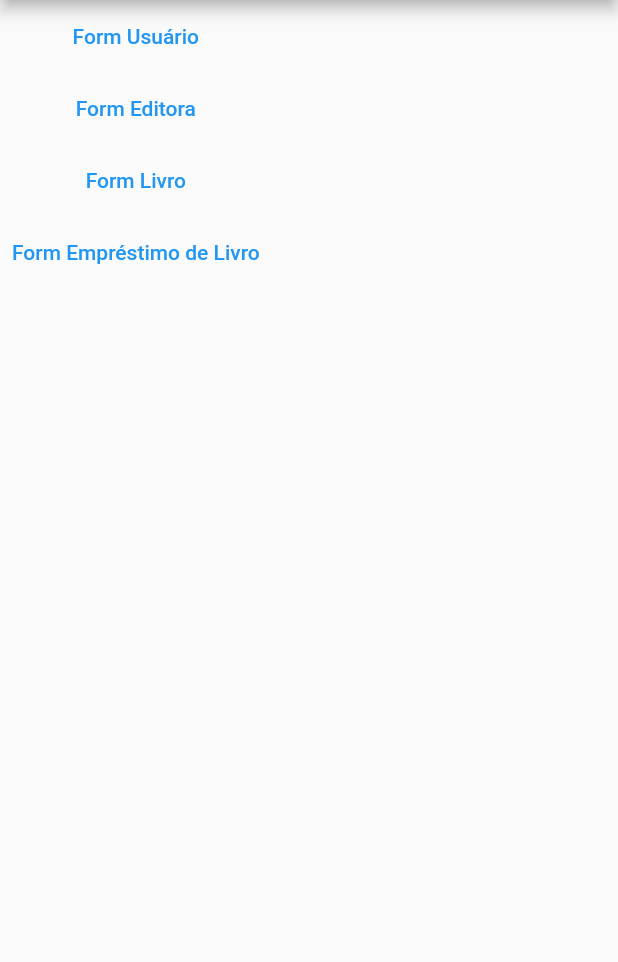
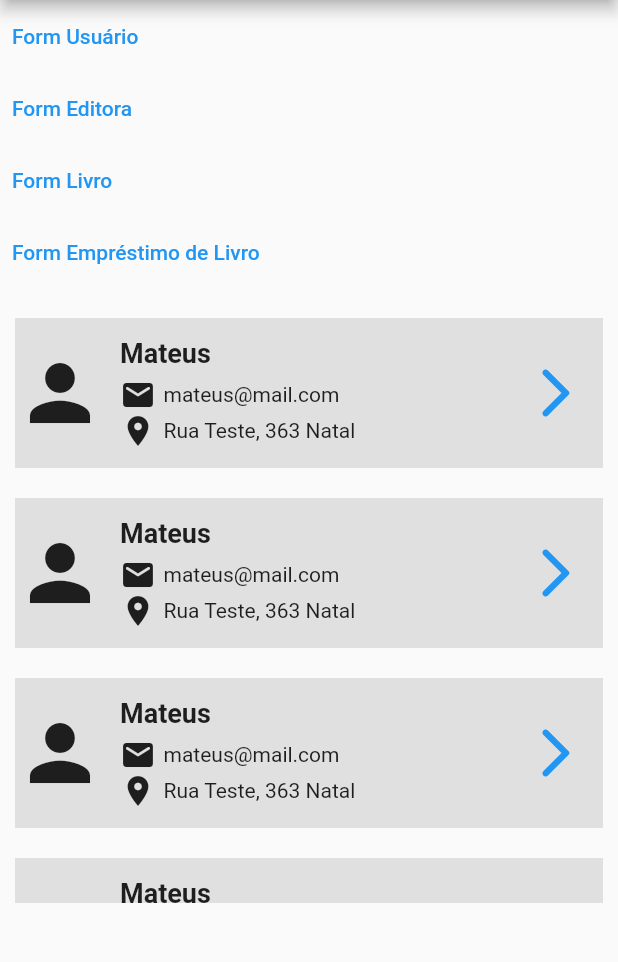
Before and after one commit to mateusmeds/locadora-livros-wda, a Flutter app: the screen it shows after launch, on a phone screen of 412 x 824 dp, the part 84-1046 px from its top. Run offline on Flutter 3.47's test engine with Material 2 defaults, Android fonts, the phone set to English and light mode, and no system bars.

Commit message:
Criando layout de lilistagem (Usuários)

```diff
--- /dev/null
+++ b/lib/components/user_list.dart
@@ -0,0 +1,92 @@
+import 'package:flutter/material.dart';
+import 'package:livraria_wda/models/user.dart';
+
+class UserList extends StatelessWidget {
+  const UserList({Key? key}) : super(key: key);
+
+  @override
+  Widget build(BuildContext context) {
+    final List<User> users = [
+      User(1, 'Mateus', 'mateus@mail.com', 'Rua Teste, 363', 'Natal'),
+      User(1, 'Mateus', 'mateus@mail.com', 'Rua Teste, 363', 'Natal'),
+      User(1, 'Mateus', 'mateus@mail.com', 'Rua Teste, 363', 'Natal'),
+      User(1, 'Mateus', 'mateus@mail.com', 'Rua Teste, 363', 'Natal'),
+      User(1, 'Mateus', 'mateus@mail.com', 'Rua Teste, 363', 'Natal'),
+      User(1, 'Mateus', 'mateus@mail.com', 'Rua Teste, 363', 'Natal'),
+    ];
+
+    return Container(
+      margin: EdgeInsets.all(10),
+      height: 400,
+      child: ListView.builder(
+          itemCount: users.length,
+          itemBuilder: (ctx, index) {
+            final user = users[index];
+
+            return Container(
+              padding: EdgeInsets.fromLTRB(0, 10, 0, 10),
+              child: Container(
+                color: Colors.grey[300],
+                child: Row(
+                  mainAxisAlignment: MainAxisAlignment.spaceBetween,
+                  children: [
+                    Container(
+                      height: 100,
+                      child: const Icon(
+                        Icons.person,
+                        size: 60,
+                      ),
+                    ),
+                    Flexible(
+                      fit: FlexFit.tight,
+                      child: Container(
+                        padding: EdgeInsets.fromLTRB(10, 0, 0, 0),
+                        child: Column(
+                          crossAxisAlignment: CrossAxisAlignment.start,
+                          children: [
+                            Text(
+                              user.name,
+                              style: TextStyle(
+                                  fontSize: 18, fontWeight: FontWeight.w600),
+                            ),
+                            const SizedBox(
+                              height: 5,
+                            ),
+                            //TODO: tem que colocar esta linha para quebrar caso chegue ao fim do container
+                            Row(
+                              children: [
+                                const Icon(Icons.email_rounded),
+                                const SizedBox(width: 5),
+                                Text(user.email),
+                              ],
+                            ),
+                            Row(
+                              children: [
+                                const Icon(Icons.location_on),
+                                const SizedBox(width: 5),
+                                Text("${user.address} ${user.city}"),
+                              ],
+                            ),
+                          ],
+                        ),
+                      ),
+                    ),
+                    Container(
+                      //Alterar cor de ícone
+                      child: TextButton(
+                        onPressed: () {},
+                        child: const Icon(
+                          Icons.arrow_forward_ios_rounded,
+                          size: 40,
+                        ),
+                      ),
+                      //color: Colors.yellow,
+                    ),
+                  ],
+                ),
+              ),
+            );
+          }),
+    );
+  }
+}
--- a/lib/main.dart
+++ b/lib/main.dart
@@ -2,6 +2,7 @@
 import 'package:livraria_wda/components/book_register_form.dart';
 import 'package:livraria_wda/components/book_rent_register_form.dart';
 import 'package:livraria_wda/components/publisher_register_form.dart';
+import 'package:livraria_wda/components/user_list.dart';
 import 'package:livraria_wda/components/user_register_form.dart';
 
 void main() {
@@ -87,6 +88,7 @@
       ),
       body: SingleChildScrollView(
         child: Column(
+          crossAxisAlignment: CrossAxisAlignment.start,
           children: [
             TextButton(
               onPressed: () => _openUserRegisterFormModal(context),
@@ -104,6 +106,7 @@
               onPressed: () => _openBookRentRegisterFormModal(context),
               child: Text("Form Empréstimo de Livro"),
             ),
+            UserList(),
           ],
         ),
       ),
```
